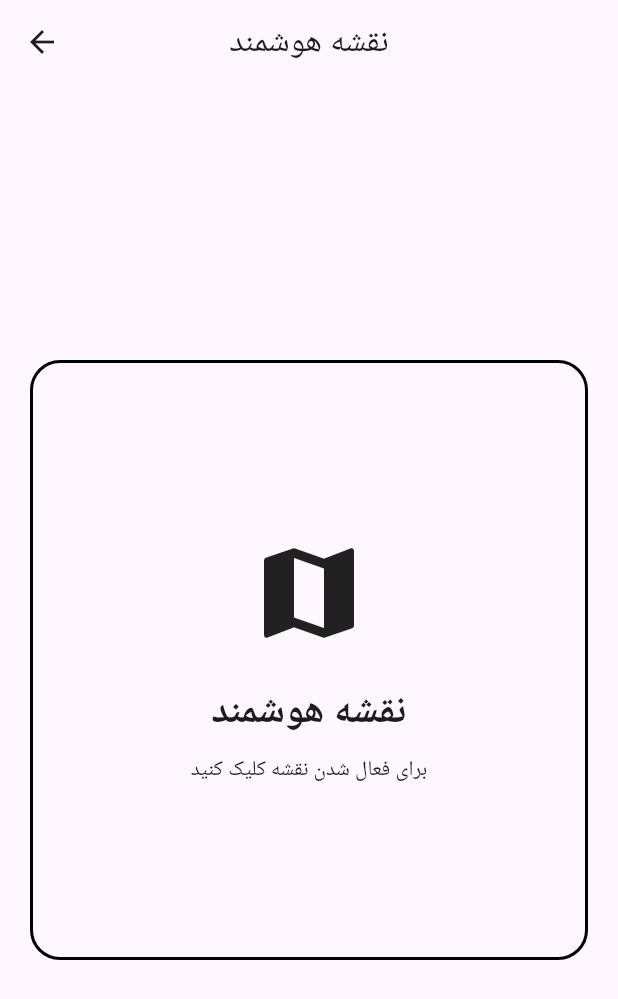
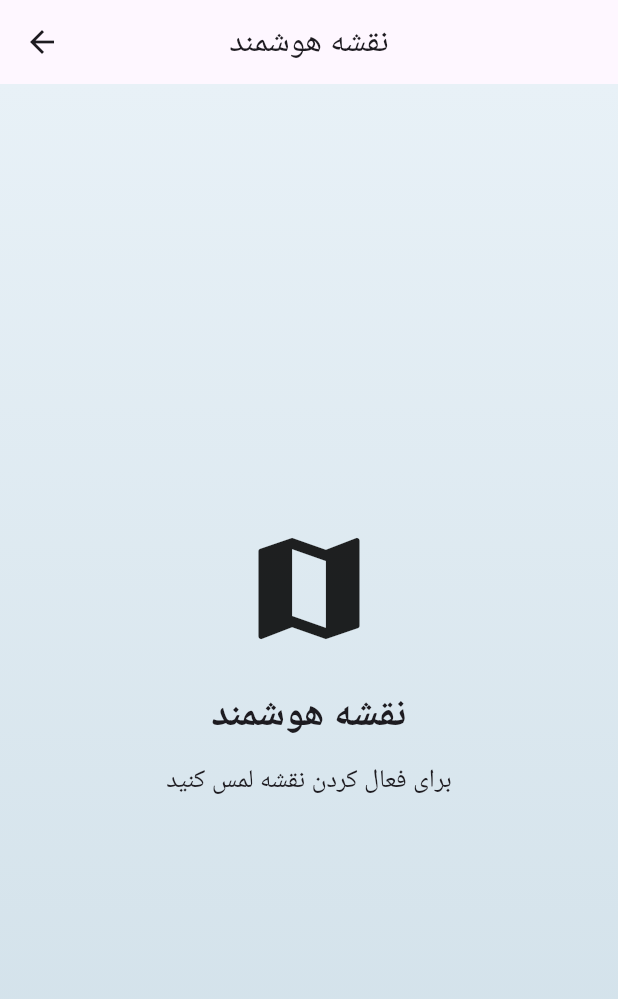
Before and after one commit to cyrustourist/Cyrustourist, a Flutter app: the screen it shows after launch, after a tap on "۱. نقشه", on a phone screen of 412 x 824 dp. Shown: the top 999 px of the screen. Run offline on Flutter 3.47's test engine with Material 3 defaults, Android fonts, the phone set to English and light mode, and no system bars.

Commit message:
Update main.dart

```diff
--- a/lib/main.dart
+++ b/lib/main.dart
@@ -52,25 +52,21 @@ class _SplashPageState extends State<SplashPage> {
   @override
   Widget build(BuildContext context) {
     return Scaffold(
-      body: SafeArea(
-        child: Center(
-          child: Column(
-            mainAxisAlignment: MainAxisAlignment.center,
-            children: const [
-              Icon(
-                Icons.travel_explore,
-                size: 100,
-              ),
-              SizedBox(height: 20),
-              Text(
+      body: SizedBox.expand(
+        child: Image.asset(
+          'assets/images/splash.jpg',
+          fit: BoxFit.cover,
+          errorBuilder: (context, error, stackTrace) {
+            return const Center(
+              child: Text(
                 'CyrusTourist',
                 style: TextStyle(
                   fontSize: 32,
                   fontWeight: FontWeight.bold,
                 ),
               ),
-            ],
-          ),
+            );
+          },
         ),
       ),
     );
@@ -87,33 +83,42 @@ class HomePage extends StatelessWidget {
   @override
   Widget build(BuildContext context) {
     return Scaffold(
-      appBar: AppBar(
-        title: const Text('CyrusTourist'),
-        centerTitle: true,
+      body: SizedBox.expand(
+        child: Stack(
+          fit: StackFit.expand,
+          children: [
+
+            // Home image
+            Image.asset(
+              'assets/images/home.jpg',
+              fit: BoxFit.cover,
+              errorBuilder: (context, error, stackTrace) {
+                return Container(
+                  color: Colors.white,
+                );
+              },
             ),
-      body: Padding(
-        padding: const EdgeInsets.all(20),
-        child: Column(
-          children: [
-            // شماره ۱ - نقشه
-            Card(
-              child: ListTile(
-                leading: const CircleAvatar(
-                  child: Icon(Icons.map),
+
+            // Dark transparent layer
+            Container(
+              color: Colors.black.withValues(alpha: 0.15),
             ),
-                title: const Text(
-                  '۱. نقشه',
-                  style: TextStyle(
-                    fontSize: 20,
-                    fontWeight: FontWeight.bold,
+
+            // Map button
+            SafeArea(
+              child: Align(
+                alignment: Alignment.topCenter,
+                child: Padding(
+                  padding: const EdgeInsets.only(
+                    top: 30,
+                    left: 20,
+                    right: 20,
                   ),
-                ),
-                subtitle: const Text(
-                  'برای فعال کردن نقشه هوشمند کلیک کنید',
-                ),
-                trailing: const Icon(
-                  Icons.arrow_forward_ios,
-                ),
+                  child: Material(
+                    color: Colors.white.withValues(alpha: 0.92),
+                    borderRadius: BorderRadius.circular(18),
+                    child: InkWell(
+                      borderRadius: BorderRadius.circular(18),
                       onTap: () {
                         Navigator.of(context).push(
                           MaterialPageRoute(
@@ -121,6 +126,32 @@ class HomePage extends StatelessWidget {
                           ),
                         );
                       },
+                      child: const Padding(
+                        padding: EdgeInsets.symmetric(
+                          horizontal: 24,
+                          vertical: 18,
+                        ),
+                        child: Row(
+                          mainAxisSize: MainAxisSize.min,
+                          children: [
+                            Icon(
+                              Icons.map,
+                              size: 32,
+                            ),
+                            SizedBox(width: 12),
+                            Text(
+                              '۱. نقشه',
+                              style: TextStyle(
+                                fontSize: 22,
+                                fontWeight: FontWeight.bold,
+                              ),
+                            ),
+                          ],
+                        ),
+                      ),
+                    ),
+                  ),
+                ),
               ),
             ),
           ],
@@ -134,19 +165,32 @@ class HomePage extends StatelessWidget {
 // SMART MAP PAGE
 // ============================================================
 
-class SmartMapPage extends StatelessWidget {
+class SmartMapPage extends StatefulWidget {
   const SmartMapPage({super.key});
+
+  @override
+  State<SmartMapPage> createState() => _SmartMapPageState();
+}
+
+class _SmartMapPageState extends State<SmartMapPage> {
+  bool smartMapActive = false;
 
   @override
   Widget build(BuildContext context) {
     return Scaffold(
       appBar: AppBar(
-        title: const Text('نقشه هوشمند'),
+        title: const Text(
+          'نقشه هوشمند',
+        ),
         centerTitle: true,
       ),
-      body: Center(
-        child: GestureDetector(
+      body: GestureDetector(
+        behavior: HitTestBehavior.opaque,
         onTap: () {
+          setState(() {
+            smartMapActive = true;
+          });
+
           ScaffoldMessenger.of(context).showSnackBar(
             const SnackBar(
               content: Text(
@@ -156,34 +200,52 @@ class SmartMapPage extends StatelessWidget {
           );
         },
         child: Container(
-            margin: const EdgeInsets.all(20),
           width: double.infinity,
-            height: 400,
-            decoration: BoxDecoration(
-              borderRadius: BorderRadius.circular(20),
-              border: Border.all(
-                width: 2,
+          height: double.infinity,
+          decoration: const BoxDecoration(
+            gradient: LinearGradient(
+              begin: Alignment.topCenter,
+              end: Alignment.bottomCenter,
+              colors: [
+                Color(0xffe8f1f7),
+                Color(0xffcfdfe8),
+              ],
             ),
           ),
-            child: const Center(
+          child: Center(
             child: Column(
               mainAxisAlignment: MainAxisAlignment.center,
               children: [
+
                 Icon(
-                    Icons.map,
-                    size: 80,
+                  smartMapActive
+                      ? Icons.explore
+                      : Icons.map,
+                  size: 90,
                 ),
-                  SizedBox(height: 20),
+
+                const SizedBox(height: 20),
+
                 Text(
-                    'نقشه هوشمند',
-                    style: TextStyle(
+                  smartMapActive
+                      ? 'نقشه هوشمند فعال است'
+                      : 'نقشه هوشمند',
+                  style: const TextStyle(
                     fontSize: 26,
                     fontWeight: FontWeight.bold,
                   ),
+                  textAlign: TextAlign.center,
                 ),
-                  SizedBox(height: 10),
+
+                const SizedBox(height: 12),
+
                 Text(
-                    'برای فعال شدن نقشه کلیک کنید',
+                  smartMapActive
+                      ? 'آماده برای مرحله بعد'
+                      : 'برای فعال کردن نقشه لمس کنید',
+                  style: const TextStyle(
+                    fontSize: 17,
+                  ),
                   textAlign: TextAlign.center,
                 ),
               ],
@@ -191,7 +253,6 @@ class SmartMapPage extends StatelessWidget {
           ),
         ),
       ),
-      ),
     );
   }
 }
```
Lines whose indentation alone changed are shown as unchanged.
